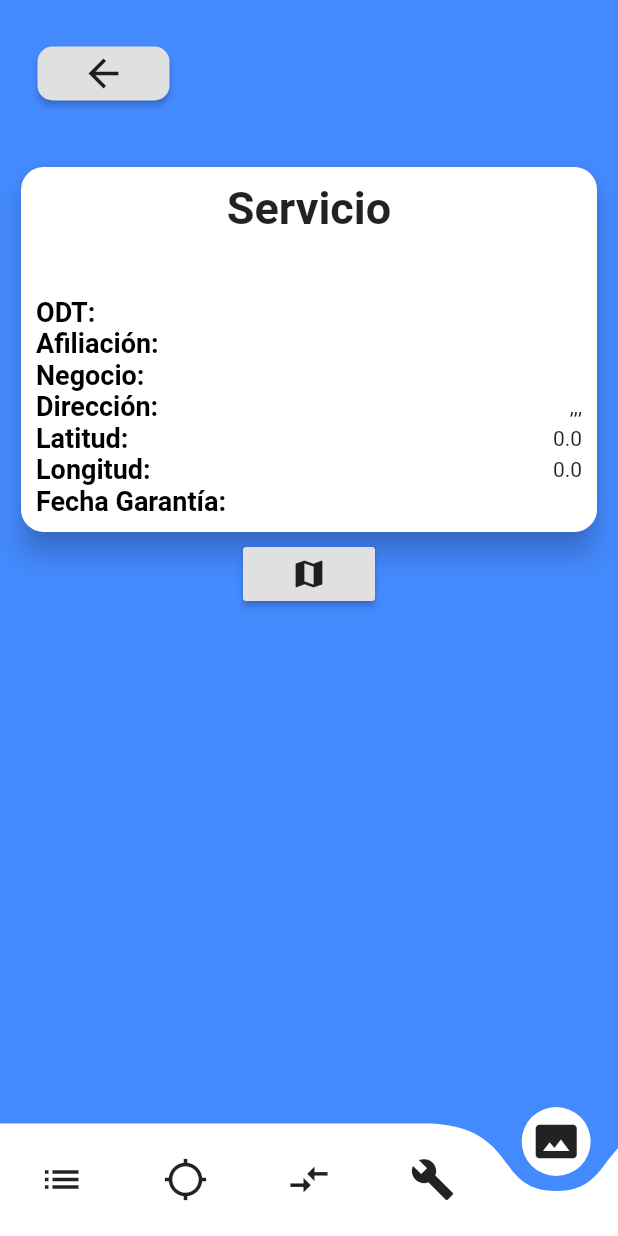
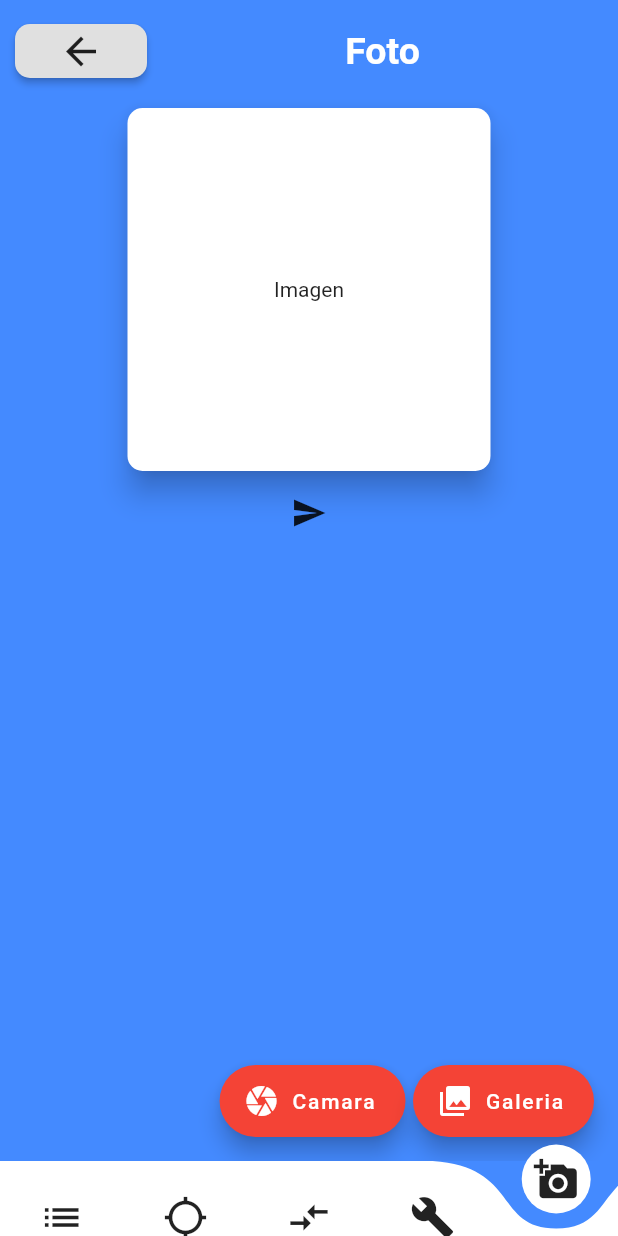
Before and after one commit to Jdanniel/ElavonAplicacionAndroid, a Flutter app: the DetalleOdtPage screen opened by its route, item 5 of the bottom bar chosen, on a phone screen of 412 x 824 dp. Run offline on Flutter 3.47's test engine with Material 2 defaults, Android fonts, the phone set to English and light mode, and no system bars; drawn by our look-alikes of curved_navigation_bar; our stand-ins replace date_format, geolocator, image_cropper, image_picker, rxdart, shared_preferences and 2 more; missing offline and left inert: firebase_ml_vision; accounts and stored records are empty.

Commit message:
Se agrega envio de imagen a servicio de Elavon

```diff
--- a/lib/bloc/odts_bloc.dart
+++ b/lib/bloc/odts_bloc.dart
@@ -1,3 +1,5 @@
+import 'dart:io';
+
 import 'package:elavonappmovil/provider/db_provider.dart';
 import 'package:rxdart/rxdart.dart';
 
@@ -62,6 +64,10 @@ class OdtsBloc{
     return odts;
   }
 
+  Future sendPhoto(File imagen, String noar)async{
+    await _odtsProvider.sendPhoto(imagen, noar);
+  }
+
   dispose(){
     _allodtsbyDateController?.close();
     _allodtsController?.close();
--- a/lib/pages/menu/detalles/detalleOdt.dart
+++ b/lib/pages/menu/detalles/detalleOdt.dart
@@ -1,13 +1,7 @@
-import 'dart:async';
-import 'package:elavonappmovil/utils/utils.dart';
-import 'package:url_launcher/url_launcher.dart';
-
+import 'package:elavonappmovil/pages/menu/detalles/detalleInit.dart';
 import 'package:flutter/material.dart';
 import 'package:curved_navigation_bar/curved_navigation_bar.dart';
-import 'package:geolocator/geolocator.dart';
-import 'package:elavonappmovil/bloc/odts_bloc.dart';
-import 'package:elavonappmovil/bloc/provider.dart';
-import 'package:elavonappmovil/models/odts_model.dart';
+import 'package:elavonappmovil/pages/menu/detalles/tomarfoto.dart';
 
 class DetalleOdtPage extends StatefulWidget {
   @override
@@ -15,62 +9,23 @@ class DetalleOdtPage extends StatefulWidget {
 }
 
 class _DetalleOdtPageState extends State<DetalleOdtPage> {
+  final TomarFoto _tomarFoto = new TomarFoto();
+  final DetalleInit _init = new DetalleInit();
 
-  StreamSubscription<Position> positionStream;
-  OdtsBloc odtBloc;
-  Odtmodel odt = new Odtmodel();
-  double lat = 0;
-  double lon = 0;
-  bool ismensaje = false;
+  Widget _showPage = new DetalleInit();
+
+  int pageIndex = 0;
 
   @override
   Widget build(BuildContext context) {
-    odtBloc = Provider.odtsBloc(context);
-    final Odtmodel odtData = ModalRoute.of(context).settings.arguments;
-    final double _height = MediaQuery.of(context).size.height;
-
-    if (odtData != null) {
-      odt = odtData;
-    }
-
     return Scaffold(
         backgroundColor: Colors.blueAccent,
-        body: SafeArea(
-          child: Stack(
-            children: <Widget>[
-              Container(
-                padding: EdgeInsets.only(
-                    top: 25.0, left: 10.0, right: 10.0, bottom: 5.0),
-                child: SingleChildScrollView(
-                  child: Column(
-                    mainAxisSize: MainAxisSize.min,
-                    children: <Widget>[
-                      SizedBox(height: _height * 0.10),
-                      _crearCards(_height),
-                      _crearBotonMaps(odt),
-                    ],
-                  ),
-                ),
-              ),
-              Container(
-                padding: EdgeInsets.all(25.0),
-                child: RaisedButton(
-                  onPressed: () {
-                    _regresar(context);
-                  },
-                  shape: RoundedRectangleBorder(
-                      borderRadius: BorderRadius.circular(10.0)),
-                  child: Icon(
-                    Icons.arrow_back,
-                    size: 30.0,
-                  ),
-                ),
-              ),
-            ],
-          ),
-        ),
+        body: _showPage,
         bottomNavigationBar: CurvedNavigationBar(
+          height: 50.0,
           backgroundColor: Colors.blueAccent,
+          animationCurve: Curves.easeInOut,
+          animationDuration: Duration(milliseconds: 600),
           items: <Widget>[
             Icon(
               Icons.list,
@@ -89,147 +44,33 @@ class _DetalleOdtPageState extends State<DetalleOdtPage> {
               size: 30,
             ),
             Icon(
-              Icons.photo_size_select_actual,
+              Icons.add_a_photo,
               size: 30,
             ),
           ],
           onTap: (index) {
-            _accionesBottom(index,odt);
+            setState(() {
+              _showPage = _pageChooser(index);
+            });
           },
         ));
   }
 
-  Widget _crearBotonMaps(Odtmodel odt){
-    return Container(
-      child: RaisedButton(
-        onPressed: () => openGoogleMaps(odt),
-        child: Icon(
-          Icons.map
-        ),
-      ),
-    );
-  }
-
-  Widget _crearCards(double _height) {
-    return Card(
-      elevation: 8.0,
-      shape: RoundedRectangleBorder(borderRadius: BorderRadius.circular(15.0)),
-      child: Padding(
-        padding: EdgeInsets.all(10.0),
-        child: Column(
-          mainAxisSize: MainAxisSize.min,
-          children: <Widget>[
-            Text(
-              'Servicio',
-              style: TextStyle(fontSize: 30.0, fontWeight: FontWeight.bold),
-            ),
-            SizedBox(height: _height * 0.05),
-            _crearItems(context, 'ODT', odt.odt.trimRight()),
-            _crearItems(context, 'Afiliación', odt.noAfiliacion.trimRight()),
-            _crearItems(context, 'Negocio', odt.negocio.trimRight()),
-            _crearItems(context, 'Dirección', odt.direccion.trimRight() +','+ odt.colonia.trimRight() + ','+ odt.poblacion.trimRight() + ',' + odt.estado.trimRight()),
-            //_crearItems(context, 'Direcci�n', odt.direccion.trimRight()),
-            _crearItems(context, 'Latitud',
-                odt.latitud == null ? lat.toString() : odt.latitud.toString()),
-            _crearItems(
-                context,
-                'Longitud',
-                odt.longitud == null
-                    ? lon.toString()
-                    : odt.longitud.toString()),
-            _crearItems(
-                context, 'Fecha Garantía', odt.fecGarantia.trimRight()),
-          ],
-        ),
-      ),
-    );
-  }
-
-  Widget _crearItems(BuildContext context, String titulo, String contenido) {
-    return Flexible(
-      child: Row(
-        mainAxisAlignment: MainAxisAlignment.spaceBetween,
-        children: <Widget>[
-          Expanded(
-            child: Text(
-              '$titulo:',
-              style: TextStyle(
-                  fontSize: 18.0,
-                  fontWeight: FontWeight.bold,
-                  color: Colors.black),
-                  textAlign: TextAlign.start,
-            ),
-          ),
-            Expanded(child: Text(contenido, textAlign: TextAlign.right,)),
-        ],
-      ),
-    );
-  }
-
-  void _regresar(BuildContext _context) {
-    Navigator.pop(_context);
-  }
-
-  void _updateStatusAr(Odtmodel model) async {
-
-    int idstatusarp = 0;
-    switch (model.idStatusAr) {
-      case 3:
-        idstatusarp = 13;
+  Widget _pageChooser(int page) {
+    switch (page) {
+      case 0:
+        return _init;
         break;
       case 4:
-        idstatusarp = 5;
-        break;
-      case 6:
-        idstatusarp = 7;
+        return _tomarFoto;
         break;
       default:
-    }
-    int isupdate = await odtBloc.updateStatusAr(model.idAr, model.idStatusAr, idstatusarp, model.idAr);
-    isupdate == 1 ? mostrarAlertDatosActualizado(context, 'El estatus de la Odt se ha actualizado') : mostrarAlertDatosActualizado(context, 'No se logro actualizar la Odt');
-  }
-
-  void _accionesBottom(int index, Odtmodel odt) {
-    switch (index) {
-      case 0:
-        break;
-      case 1:
-        _coordenadas();
-        break;
-      case 2:
-        _updateStatusAr(odt);
-        break;
+        return Container(
+          child: Center(
+            child: Text("No se encontro la pagina",
+                style: TextStyle(fontSize: 30.0)),
+          ),
+        );
     }
   }
-
-  void _coordenadas() {
-    final Geolocator geolocator = Geolocator()..forceAndroidLocationManager;
-    var locationOptions = LocationOptions(accuracy: LocationAccuracy.bestForNavigation);
-    positionStream = geolocator
-        .getPositionStream(locationOptions)
-        .listen((Position position) {
-      print(position == null
-          ? 'Unknow'
-          : position.latitude.toString() +
-              ', ' +
-              position.longitude.toString());
-      setState(() {
-        lat = position.latitude;
-        lon = position.longitude;
-      });
-    });
-    //positionStream.cancel();
-  }
-
-  void openGoogleMaps(Odtmodel odt){
-    launch("https://www.google.com.mx/maps/search/?api=1&query=${odt.direccion},${odt.estado}");
-  }
-
-  @override
-  void dispose() {
-    // TODO: implement dispose
-    positionStream?.cancel();
-    super.dispose();
-  }
-
 }
--- /dev/null
+++ b/lib/pages/menu/detalles/tomarfoto.dart
@@ -0,0 +1,148 @@
+import 'dart:io';
+
+import 'package:elavonappmovil/bloc/provider.dart';
+import 'package:elavonappmovil/models/odts_model.dart';
+import 'package:flutter/material.dart';
+import 'package:image_picker/image_picker.dart';
+
+class TomarFoto extends StatefulWidget {
+  @override
+  _TomarFotoState createState() => _TomarFotoState();
+}
+
+class _TomarFotoState extends State<TomarFoto> {
+
+  File _image;
+  bool _ismageloaded = false;
+  bool _enviadoPhoto = false;
+  OdtsBloc bloc;
+  Odtmodel odt = new Odtmodel();
+
+  @override
+  Widget build(BuildContext context) {
+    final Odtmodel odtData = ModalRoute.of(context).settings.arguments;
+    bloc = Provider.odtsBloc(context);
+
+    if (odtData != null) {
+      odt = odtData;
+    }
+
+    return Scaffold(
+      backgroundColor: Colors.blueAccent,
+      body: SafeArea(
+        child: SingleChildScrollView(
+          child: Column(
+            children: <Widget>[
+              SizedBox(
+                height: 10.0,
+              ),
+              _botonRegresar(context),
+              SizedBox(
+                height: 10.0,
+              ),
+              Center(
+                child: Container(
+                  height: 250.0,
+                  width: 250.0,
+                  child: Card(
+                    elevation: 8.0,
+                    shape: RoundedRectangleBorder(
+                        borderRadius: BorderRadius.circular(10.0)),
+                    child: Center(
+                        child:
+                            _ismageloaded ? Image.file(_image) : Text("Imagen")),
+                  ),
+                ),
+              ),
+              _enviadoPhoto ? Container(
+                child: Column(
+                  mainAxisAlignment: MainAxisAlignment.end,
+                  children: <Widget>[
+                    Text("Enviando"),
+                    CircularProgressIndicator()
+                  ],
+                ),
+              ) : IconButton(
+                onPressed: () {sendPhoto(odt, _image);},
+                icon: Icon(Icons.send),
+              )
+            ],
+          ),
+        ),
+      ),
+      floatingActionButton: Row(
+        mainAxisAlignment: MainAxisAlignment.end,
+        children: <Widget>[
+          FloatingActionButton.extended(
+            backgroundColor: Colors.red,
+            heroTag: UniqueKey(),
+            label: Text("Camara"),
+            icon: Icon(Icons.camera),
+            onPressed: () {
+              getImageFile(ImageSource.camera);
+            },
+          ),
+          SizedBox(
+            width: 5.0,
+          ),
+          FloatingActionButton.extended(
+            backgroundColor: Colors.red,
+            heroTag: UniqueKey(),
+            label: Text("Galeria"),
+            icon: Icon(Icons.photo_library),
+            onPressed: () {
+              getImageFile(ImageSource.gallery);
+            },
+          )
+        ],
+      ),
+    );
+  }
+
+  Widget _botonRegresar(BuildContext _context) {
+    return Container(
+        padding: EdgeInsets.only(left: 10.0),
+        alignment: Alignment.topLeft,
+        child: Row(
+          children: <Widget>[
+            RaisedButton(
+              onPressed: () {},
+              shape: RoundedRectangleBorder(
+                  borderRadius: BorderRadius.circular(10.0)),
+              child: Icon(
+                Icons.arrow_back,
+                size: 30.0,
+              ),
+            ),
+            Expanded(
+              child: Container(
+                alignment: Alignment.center,
+                child: Text(
+                  "Foto",
+                  style: TextStyle(
+                      color: Colors.white,
+                      fontSize: 25.0,
+                      fontWeight: FontWeight.bold),
+                ),
+              ),
+            )
+          ],
+        ));
+  }
+
+  getImageFile(ImageSource source) async {
+    var image = await ImagePicker.pickImage(source: source);
+    setState(() {
+      _image = image;
+      _ismageloaded = true;
+    });
+  }
+
+  sendPhoto(Odtmodel model, File imagen) async {
+    if(imagen != null){
+      _enviadoPhoto = true;
+      bloc.sendPhoto(imagen, model.odt);
+      _enviadoPhoto = false;
+    }
+  }
+}
--- a/lib/pages/menu/serviciosnuevos_menu.dart
+++ b/lib/pages/menu/serviciosnuevos_menu.dart
@@ -16,7 +16,7 @@ class _ServiciosNuevosPageState extends State<ServiciosNuevosPage> {
   @override
   Widget build(BuildContext context) {
     final odtbloc = Provider.odtsBloc(context);
-    odtbloc.selectAllOdts(13);
+    odtbloc.selectAllOdts(3);
 
     return Scaffold(
       appBar: AppBar(
--- a/lib/provider/odt_provider.dart
+++ b/lib/provider/odt_provider.dart
@@ -1,6 +1,7 @@
 import 'dart:convert';
+import 'dart:io';
 import 'package:http/http.dart' as http;
-
+import 'package:mime/mime.dart';
 import 'package:elavonappmovil/models/odts_model.dart';
 import 'package:elavonappmovil/models/totalodts_model.dart';
 import 'package:elavonappmovil/preferencias_usuario/preferencias_usuario.dart';
@@ -8,10 +9,27 @@ import 'package:elavonappmovil/preferencias_usuario/preferencias_usuario.dart';
 class OdtProvider{
 
   final String _url = 'http://sgse.microformas.com.mx/ELAVON_TEST/apimoviltest2/api/odts';
+  final String _urlphotos = 'http://sgse.microformas.com.mx/ELAVON_TEST/WebApiFotosTest/api/files/odt';
   final _prefs  = new PreferenciasUsuario();
   final headerJson = {
     'content-type' : 'application/json'
   };
+
+  Future sendPhoto(File imagen, String noar) async {
+
+    final mimeTypeData = lookupMimeType(imagen.path, headerBytes: [0xFF,0xD8]).split('/');
+    print(mimeTypeData);
+    final imageUploadRequest = http.MultipartRequest('POST', Uri.parse(_urlphotos));
+    //final file = await http.MultipartFile.fromPath('imagen', imagen.path, contentType: MediaType(mimeTypeData[0], mimeTypeData[1]));
+    String base64Image = base64Encode(imagen.readAsBytesSync());
+/*
+    final resp = await http.post(_urlphotos,
+    body:{
+      "archivos" : base64Image,
+      "noar": noar
+    });
+    print(resp.body);*/
+  }
 
   Future<TotalodtsModel> getTotales() async {
 
--- a/pubspec.yaml
+++ b/pubspec.yaml
@@ -39,6 +39,7 @@ dependencies:
   intl: ^0.16.0
   url_launcher: ^5.2.5
   image_cropper: ^1.1.0
+  mime: ^0.9.6+3
 
 dev_dependencies:
   flutter_test:
```
Also changed, not shown: lib/pages/menu/detalles/detalleInit.dart (added, +223 -0 lines), pubspec.lock.
